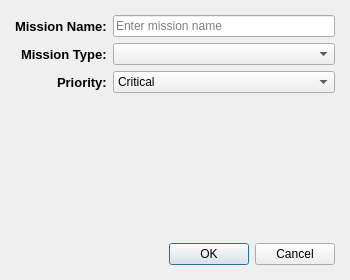
This is agents/mission_controller/src/add_mission_dialog.ui in jcalderon12/robocomp-insight as Qt 5 draws it before an edit. The edited form follows.
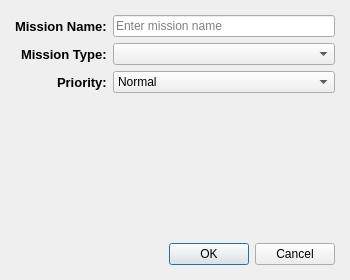
This is the edited form.

Commit message: Autopilot now creates a search_cause mission when follow_person mission is stopped insteaad of creating an another follow_person mission when a previous one is completed! - Also added a Simulate Structural Failure checkbox to UI for testing purpose and Normal is the default priority value instead of Critical in priority mission value!

```diff
--- a/agents/mission_controller/src/add_mission_dialog.ui
+++ b/agents/mission_controller/src/add_mission_dialog.ui
@@ -92,8 +92,8 @@
      </item>
      <item row="2" column="1">
       <widget class="QComboBox" name="mission_priority">
-       <property name="minimumHeight">
-        <number>35</number>
+       <property name="currentIndex">
+        <number>2</number>
        </property>
        <item>
         <property name="text">
```
Left out of the diff: 9 changed lines with no effect on the pictures. The commit also changes 4 other files.
